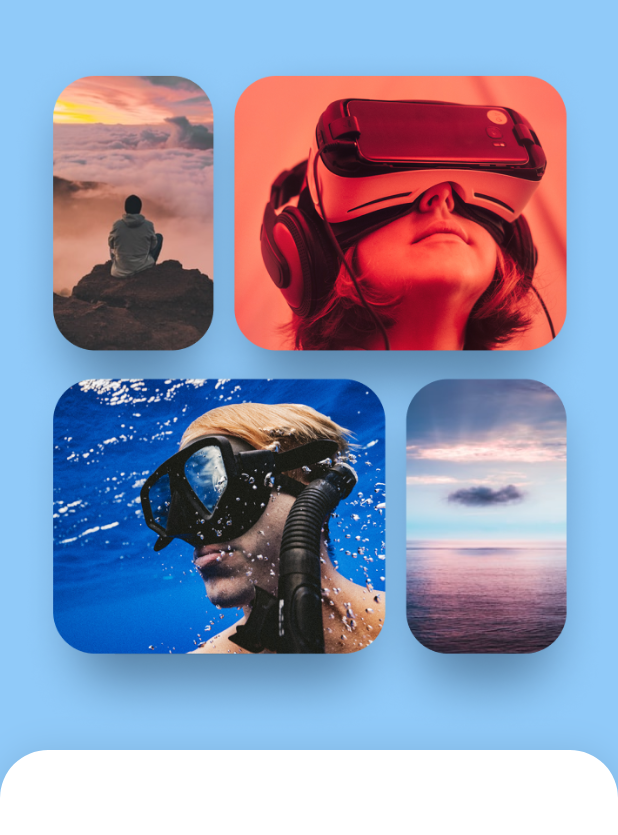
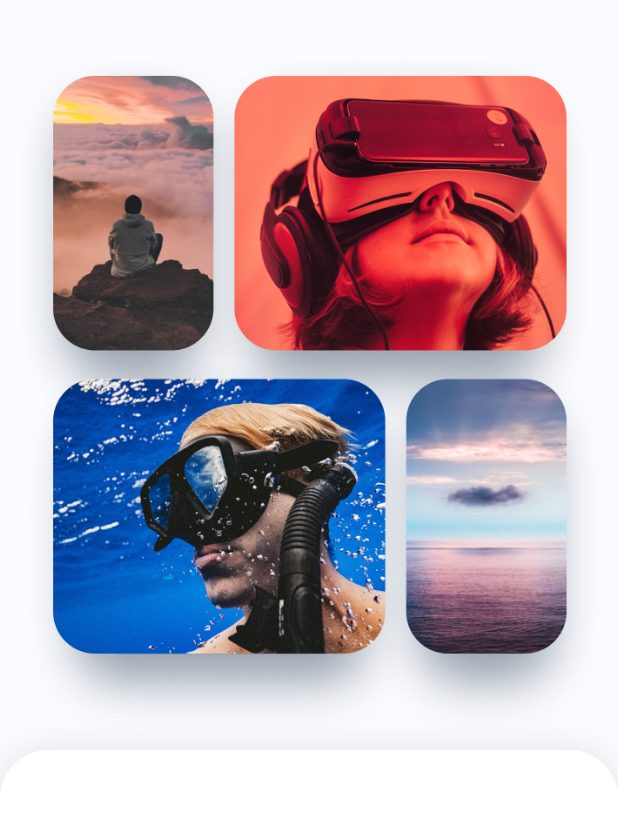
Before and after one commit to lfawtme/blogclub, a Flutter app: the screen it shows after launch, on a phone screen of 412 x 824 dp. Shown: the top 835 px of the screen. Run offline on Flutter 3.47's test engine with Material 2 defaults, Android fonts, the phone set to English and light mode, and no system bars; our stand-ins replace dotted_border, flutter_svg.

```diff
--- a/lib/main.dart
+++ b/lib/main.dart
@@ -37,7 +37,14 @@ class MyApp extends StatelessWidget {
           fontWeight: FontWeight.w400,
           fontFamily: FontFamily.avenir,
         )))),
-        primarySwatch: Colors.blue,
+        colorScheme: const ColorScheme.light(
+          primary: primaryColor,
+          onPrimary: Colors.white,
+          background: Color(0xffFBFCFF),
+          surface: Colors.white,
+          onSurface: primaryTextColor,
+          onBackground: primaryTextColor,
+        ),
         textTheme: const TextTheme(
             subtitle1: TextStyle(
               fontFamily: FontFamily.avenir,
--- a/pubspec.yaml
+++ b/pubspec.yaml
@@ -36,6 +36,7 @@ dependencies:
   cupertino_icons: ^1.0.2
   dotted_border: ^2.0.0+3
   flutter_svg: ^2.0.5
+  smooth_page_indicator: ^1.1.0
 
 dev_dependencies:
   flutter_test:
```
Also changed, not shown: pubspec.lock.
